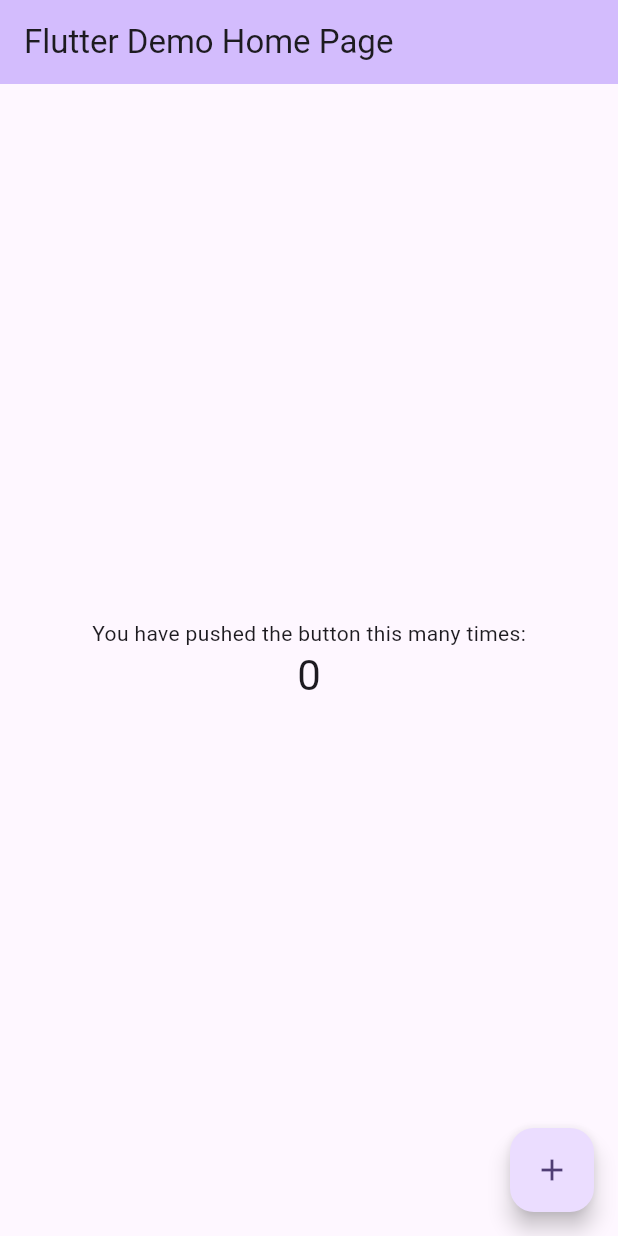
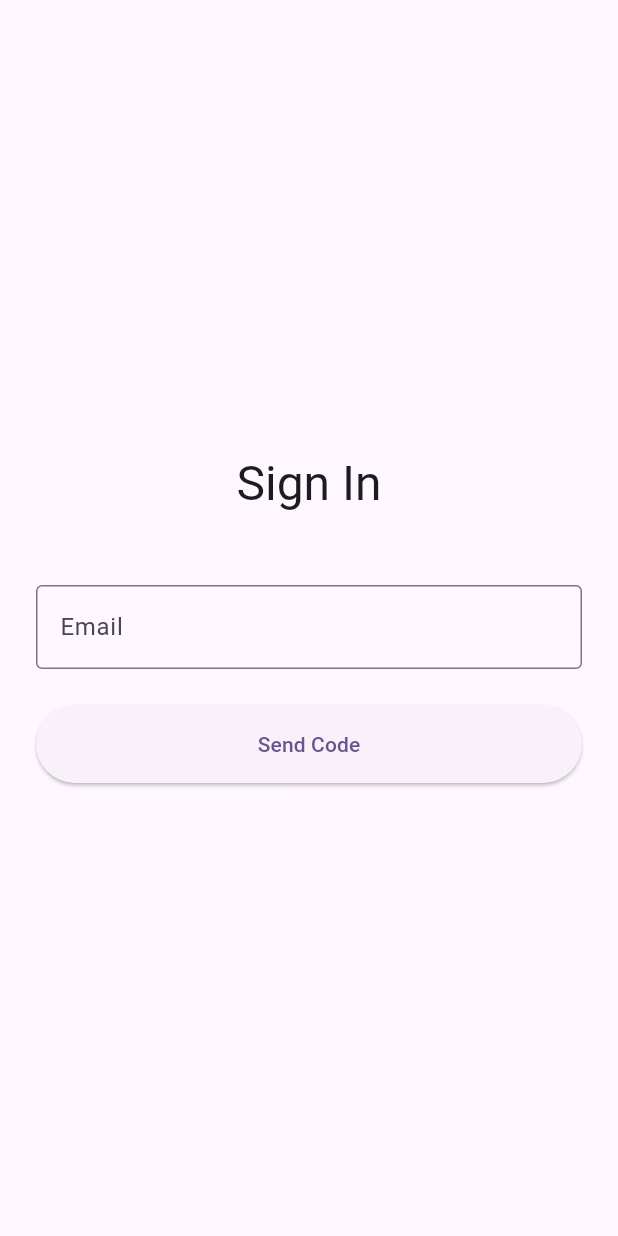
Before and after one commit to mendelbrot/dax, a Flutter app: the screen it shows after launch, on a phone screen of 412 x 824 dp. Run offline on Flutter 3.47's test engine with Material 3 defaults, Android fonts, the phone set to English and light mode, and no system bars; our stand-ins replace flutter_dotenv, supabase_flutter; accounts and stored records are empty.

Commit message:
set up OTP sign in. also updated rules for plans

```diff
--- a/client-flutter/lib/main.dart
+++ b/client-flutter/lib/main.dart
@@ -1,122 +1,66 @@
 import 'package:flutter/material.dart';
+import 'package:flutter_dotenv/flutter_dotenv.dart';
+import 'package:provider/provider.dart';
+import 'providers/auth_provider.dart';
+import 'pages/sign_in_page.dart';
+import 'pages/home_page.dart';
+import 'services/supabase_service.dart';
 
-void main() {
+void main() async {
+  WidgetsFlutterBinding.ensureInitialized();
+
+  // Load environment variables
+  await dotenv.load(fileName: '.env');
+
+  // Initialize Supabase
+  final supabaseUrl = dotenv.env['SUPABASE_URL'];
+  final supabasePublishableKey = dotenv.env['SUPABASE_PUBLISHABLE_KEY'];
+
+  if (supabaseUrl == null || supabasePublishableKey == null) {
+    throw Exception(
+      'Missing Supabase configuration. Please ensure SUPABASE_URL and '
+      'SUPABASE_PUBLISHABLE_KEY are set in .env file.',
+    );
+  }
+
+  await SupabaseService.initialize(
+    url: supabaseUrl,
+    publishableKey: supabasePublishableKey,
+  );
+
   runApp(const MyApp());
 }
 
 class MyApp extends StatelessWidget {
   const MyApp({super.key});
 
-  // This widget is the root of your application.
   @override
   Widget build(BuildContext context) {
-    return MaterialApp(
-      title: 'Flutter Demo',
-      theme: ThemeData(
-        // This is the theme of your application.
-        //
-        // TRY THIS: Try running your application with "flutter run". You'll see
-        // the application has a purple toolbar. Then, without quitting the app,
-        // try changing the seedColor in the colorScheme below to Colors.green
-        // and then invoke "hot reload" (save your changes or press the "hot
-        // reload" button in a Flutter-supported IDE, or press "r" if you used
-        // the command line to start the app).
-        //
-        // Notice that the counter didn't reset back to zero; the application
-        // state is not lost during the reload. To reset the state, use hot
-        // restart instead.
-        //
-        // This works for code too, not just values: Most code changes can be
-        // tested with just a hot reload.
-        colorScheme: .fromSeed(seedColor: Colors.deepPurple),
+    return ChangeNotifierProvider(
+      create: (_) => AuthProvider(),
+      child: MaterialApp(
+        title: 'DAX',
+        theme: ThemeData(
+          colorScheme: ColorScheme.fromSeed(seedColor: Colors.deepPurple),
+          useMaterial3: true,
+        ),
+        home: const AuthWrapper(),
       ),
-      home: const MyHomePage(title: 'Flutter Demo Home Page'),
     );
   }
 }
 
-class MyHomePage extends StatefulWidget {
-  const MyHomePage({super.key, required this.title});
-
-  // This widget is the home page of your application. It is stateful, meaning
-  // that it has a State object (defined below) that contains fields that affect
-  // how it looks.
-
-  // This class is the configuration for the state. It holds the values (in this
-  // case the title) provided by the parent (in this case the App widget) and
-  // used by the build method of the State. Fields in a Widget subclass are
-  // always marked "final".
-
-  final String title;
-
-  @override
-  State<MyHomePage> createState() => _MyHomePageState();
-}
-
-class _MyHomePageState extends State<MyHomePage> {
-  int _counter = 0;
-
-  void _incrementCounter() {
-    setState(() {
-      // This call to setState tells the Flutter framework that something has
-      // changed in this State, which causes it to rerun the build method below
-      // so that the display can reflect the updated values. If we changed
-      // _counter without calling setState(), then the build method would not be
-      // called again, and so nothing would appear to happen.
-      _counter++;
-    });
-  }
+class AuthWrapper extends StatelessWidget {
+  const AuthWrapper({super.key});
 
   @override
   Widget build(BuildContext context) {
-    // This method is rerun every time setState is called, for instance as done
-    // by the _incrementCounter method above.
-    //
-    // The Flutter framework has been optimized to make rerunning build methods
-    // fast, so that you can just rebuild anything that needs updating rather
-    // than having to individually change instances of widgets.
-    return Scaffold(
-      appBar: AppBar(
-        // TRY THIS: Try changing the color here to a specific color (to
-        // Colors.amber, perhaps?) and trigger a hot reload to see the AppBar
-        // change color while the other colors stay the same.
-        backgroundColor: Theme.of(context).colorScheme.inversePrimary,
-        // Here we take the value from the MyHomePage object that was created by
-        // the App.build method, and use it to set our appbar title.
-        title: Text(widget.title),
-      ),
-      body: Center(
-        // Center is a layout widget. It takes a single child and positions it
-        // in the middle of the parent.
-        child: Column(
-          // Column is also a layout widget. It takes a list of children and
-          // arranges them vertically. By default, it sizes itself to fit its
-          // children horizontally, and tries to be as tall as its parent.
-          //
-          // Column has various properties to control how it sizes itself and
-          // how it positions its children. Here we use mainAxisAlignment to
-          // center the children vertically; the main axis here is the vertical
-          // axis because Columns are vertical (the cross axis would be
-          // horizontal).
-          //
-          // TRY THIS: Invoke "debug painting" (choose the "Toggle Debug Paint"
-          // action in the IDE, or press "p" in the console), to see the
-          // wireframe for each widget.
-          mainAxisAlignment: .center,
-          children: [
-            const Text('You have pushed the button this many times:'),
-            Text(
-              '$_counter',
-              style: Theme.of(context).textTheme.headlineMedium,
-            ),
-          ],
-        ),
-      ),
-      floatingActionButton: FloatingActionButton(
-        onPressed: _incrementCounter,
-        tooltip: 'Increment',
-        child: const Icon(Icons.add),
-      ),
-    );
+    final authProvider = context.watch<AuthProvider>();
+
+    if (authProvider.isAuthenticated) {
+      return const HomePage();
+    } else {
+      return const SignInPage();
+    }
   }
 }
--- /dev/null
+++ b/client-flutter/lib/pages/sign_in_page.dart
@@ -0,0 +1,215 @@
+import 'package:flutter/material.dart';
+import 'package:provider/provider.dart';
+import '../providers/auth_provider.dart';
+
+class SignInPage extends StatefulWidget {
+  const SignInPage({super.key});
+
+  @override
+  State<SignInPage> createState() => _SignInPageState();
+}
+
+class _SignInPageState extends State<SignInPage> {
+  final _emailController = TextEditingController();
+  final _otpController = TextEditingController();
+  final _formKey = GlobalKey<FormState>();
+  bool _codeSent = false;
+
+  @override
+  void dispose() {
+    _emailController.dispose();
+    _otpController.dispose();
+    super.dispose();
+  }
+
+  Future<void> _sendCode() async {
+    if (!_formKey.currentState!.validate()) {
+      return;
+    }
+
+    final authProvider = context.read<AuthProvider>();
+    await authProvider.sendOTP(_emailController.text);
+
+    if (authProvider.errorMessage == null) {
+      setState(() {
+        _codeSent = true;
+      });
+    }
+  }
+
+  Future<void> _verifyCode() async {
+    if (_otpController.text.trim().isEmpty) {
+      ScaffoldMessenger.of(context).showSnackBar(
+        const SnackBar(content: Text('Please enter the code')),
+      );
+      return;
+    }
+
+    final authProvider = context.read<AuthProvider>();
+    final success = await authProvider.verifyOTP(
+      _emailController.text,
+      _otpController.text,
+    );
+
+    if (!success && mounted) {
+      ScaffoldMessenger.of(context).showSnackBar(
+        SnackBar(
+          content: Text(authProvider.errorMessage ?? 'Invalid code'),
+          backgroundColor: Colors.red,
+        ),
+      );
+    }
+  }
+
+  @override
+  Widget build(BuildContext context) {
+    return Scaffold(
+      body: SafeArea(
+        child: Center(
+          child: SingleChildScrollView(
+            padding: const EdgeInsets.all(24.0),
+            child: Form(
+              key: _formKey,
+              child: Column(
+                mainAxisAlignment: MainAxisAlignment.center,
+                crossAxisAlignment: CrossAxisAlignment.stretch,
+                children: [
+                  if (!_codeSent) ...[
+                    Text(
+                      'Sign In',
+                      style: Theme.of(context).textTheme.headlineLarge,
+                      textAlign: TextAlign.center,
+                    ),
+                    const SizedBox(height: 48),
+                    TextFormField(
+                      controller: _emailController,
+                      keyboardType: TextInputType.emailAddress,
+                      decoration: const InputDecoration(
+                        labelText: 'Email',
+                        border: OutlineInputBorder(),
+                      ),
+                      validator: (value) {
+                        if (value == null || value.isEmpty) {
+                          return 'Please enter your email';
+                        }
+                        if (!value.contains('@')) {
+                          return 'Please enter a valid email';
+                        }
+                        return null;
+                      },
+                    ),
+                    const SizedBox(height: 24),
+                    Consumer<AuthProvider>(
+                      builder: (context, authProvider, _) {
+                        return ElevatedButton(
+                          onPressed: authProvider.isLoading
+                              ? null
+                              : _sendCode,
+                          style: ElevatedButton.styleFrom(
+                            padding: const EdgeInsets.symmetric(vertical: 16),
+                          ),
+                          child: authProvider.isLoading
+                              ? const SizedBox(
+                                  height: 20,
+                                  width: 20,
+                                  child: CircularProgressIndicator(
+                                    strokeWidth: 2,
+                                  ),
+                                )
+                              : const Text('Send Code'),
+                        );
+                      },
+                    ),
+                    if (context.watch<AuthProvider>().errorMessage != null)
+                      Padding(
+                        padding: const EdgeInsets.only(top: 16),
+                        child: Text(
+                          context.watch<AuthProvider>().errorMessage!,
+                          style: TextStyle(
+                            color: Theme.of(context).colorScheme.error,
+                          ),
+                          textAlign: TextAlign.center,
+                        ),
+                      ),
+                  ] else ...[
+                    Text(
+                      'Enter Code',
+                      style: Theme.of(context).textTheme.headlineLarge,
+                      textAlign: TextAlign.center,
+                    ),
+                    const SizedBox(height: 16),
+                    Text(
+                      'We sent a 6-digit code to\n${_emailController.text}',
+                      textAlign: TextAlign.center,
+                      style: Theme.of(context).textTheme.bodyMedium,
+                    ),
+                    const SizedBox(height: 48),
+                    TextFormField(
+                      controller: _otpController,
+                      keyboardType: TextInputType.number,
+                      maxLength: 6,
+                      textAlign: TextAlign.center,
+                      style: const TextStyle(
+                        fontSize: 24,
+                        letterSpacing: 8,
+                      ),
+                      decoration: const InputDecoration(
+                        labelText: 'Code',
+                        border: OutlineInputBorder(),
+                        counterText: '',
+                      ),
+                    ),
+                    const SizedBox(height: 24),
+                    Consumer<AuthProvider>(
+                      builder: (context, authProvider, _) {
+                        return ElevatedButton(
+                          onPressed: authProvider.isLoading
+                              ? null
+                              : _verifyCode,
+                          style: ElevatedButton.styleFrom(
+                            padding: const EdgeInsets.symmetric(vertical: 16),
+                          ),
+                          child: authProvider.isLoading
+                              ? const SizedBox(
+                                  height: 20,
+                                  width: 20,
+                                  child: CircularProgressIndicator(
+                                    strokeWidth: 2,
+                                  ),
+                                )
+                              : const Text('Verify Code'),
+                        );
+                      },
+                    ),
+                    const SizedBox(height: 16),
+                    TextButton(
+                      onPressed: () {
+                        setState(() {
+                          _codeSent = false;
+                          _otpController.clear();
+                        });
+                        context.read<AuthProvider>().clearError();
+                      },
+                      child: const Text('Change Email'),
+                    ),
+                    if (context.watch<AuthProvider>().errorMessage != null)
+                      Padding(
+                        padding: const EdgeInsets.only(top: 16),
+                        child: Text(
+                          context.watch<AuthProvider>().errorMessage!,
+                          style: TextStyle(
+                            color: Theme.of(context).colorScheme.error,
+                          ),
+                          textAlign: TextAlign.center,
+                        ),
+                      ),
+                  ],
+                ],
+              ),
+            ),
+          ),
+        ),
+      ),
+    );
+  }
+}
--- /dev/null
+++ b/client-flutter/lib/providers/auth_provider.dart
@@ -0,0 +1,113 @@
+import 'package:flutter/foundation.dart';
+import 'package:supabase_flutter/supabase_flutter.dart';
+import '../services/supabase_service.dart';
+
+class AuthProvider extends ChangeNotifier {
+  bool _isAuthenticated = false;
+  String? _userEmail;
+  bool _isLoading = false;
+  String? _errorMessage;
+
+  bool get isAuthenticated => _isAuthenticated;
+  String? get userEmail => _userEmail;
+  bool get isLoading => _isLoading;
+  String? get errorMessage => _errorMessage;
+
+  AuthProvider() {
+    _checkAuthState();
+    _listenToAuthChanges();
+  }
+
+  void _checkAuthState() {
+    final user = SupabaseService.currentUser;
+    _isAuthenticated = user != null;
+    _userEmail = user?.email;
+    notifyListeners();
+  }
+
+  void _listenToAuthChanges() {
+    SupabaseService.authStateChanges.listen((data) {
+      final user = data.session?.user;
+      _isAuthenticated = user != null;
+      _userEmail = user?.email;
+      _errorMessage = null;
+      notifyListeners();
+    });
+  }
+
+  Future<void> sendOTP(String email) async {
+    _isLoading = true;
+    _errorMessage = null;
+    notifyListeners();
+
+    try {
+      // Don't provide emailRedirectTo to ensure OTP code is sent instead of magic link
+      // If emailRedirectTo is provided (even from dashboard defaults), Supabase sends magic links
+      await SupabaseService.client.auth.signInWithOtp(
+        email: email.trim(),
+      );
+      _errorMessage = null;
+    } catch (e) {
+      _errorMessage = _getErrorMessage(e);
+    } finally {
+      _isLoading = false;
+      notifyListeners();
+    }
+  }
+
+  Future<bool> verifyOTP(String email, String token) async {
+    _isLoading = true;
+    _errorMessage = null;
+    notifyListeners();
+
+    try {
+      await SupabaseService.client.auth.verifyOTP(
+        email: email.trim(),
+        token: token.trim(),
+        type: OtpType.email,
+      );
+      _errorMessage = null;
+      _isLoading = false;
+      notifyListeners();
+      return true;
+    } catch (e) {
+      _errorMessage = _getErrorMessage(e);
+      _isLoading = false;
+      notifyListeners();
+      return false;
+    }
+  }
+
+  Future<void> signOut() async {
+    _isLoading = true;
+    notifyListeners();
+
+    try {
+      await SupabaseService.client.auth.signOut();
+      _isAuthenticated = false;
+      _userEmail = null;
+      _errorMessage = null;
+    } catch (e) {
+      _errorMessage = _getErrorMessage(e);
+    } finally {
+      _isLoading = false;
+      notifyListeners();
+    }
+  }
+
+  void clearError() {
+    _errorMessage = null;
+    notifyListeners();
+  }
+
+  String _getErrorMessage(dynamic error) {
+    if (error is AuthException) {
+      if (error.message.contains('User not found') ||
+          error.message.contains('Invalid login credentials')) {
+        return 'This email is not registered. Please contact support for access.';
+      }
+      return error.message;
+    }
+    return error.toString();
+  }
+}
--- /dev/null
+++ b/client-flutter/lib/services/supabase_service.dart
@@ -0,0 +1,27 @@
+import 'package:supabase_flutter/supabase_flutter.dart';
+
+class SupabaseService {
+  static SupabaseClient? _client;
+
+  static Future<void> initialize({
+    required String url,
+    required String publishableKey,
+  }) async {
+    await Supabase.initialize(
+      url: url,
+      anonKey: publishableKey,
+    );
+    _client = Supabase.instance.client;
+  }
+
+  static SupabaseClient get client {
+    if (_client == null) {
+      throw Exception('Supabase not initialized. Call initialize() first.');
+    }
+    return _client!;
+  }
+
+  static User? get currentUser => client.auth.currentUser;
+
+  static Stream<AuthState> get authStateChanges => client.auth.onAuthStateChange;
+}
--- a/client-flutter/pubspec.yaml
+++ b/client-flutter/pubspec.yaml
@@ -34,6 +34,9 @@ dependencies:
   # The following adds the Cupertino Icons font to your application.
   # Use with the CupertinoIcons class for iOS style icons.
   cupertino_icons: ^1.0.8
+  supabase_flutter: ^2.5.6
+  flutter_dotenv: ^5.1.0
+  provider: ^6.1.1
 
 dev_dependencies:
   flutter_test:
@@ -58,7 +61,8 @@ flutter:
   uses-material-design: true
 
   # To add assets to your application, add an assets section, like this:
-  # assets:
+  assets:
+    - .env
   #   - images/a_dot_burr.jpeg
   #   - images/a_dot_ham.jpeg
 
```
Also changed, not shown: client-flutter/lib/pages/home_page.dart (added, +33 -0 lines), client-flutter/pubspec.lock, notes-dax/.obsidian/workspace.json, 11 other files.
